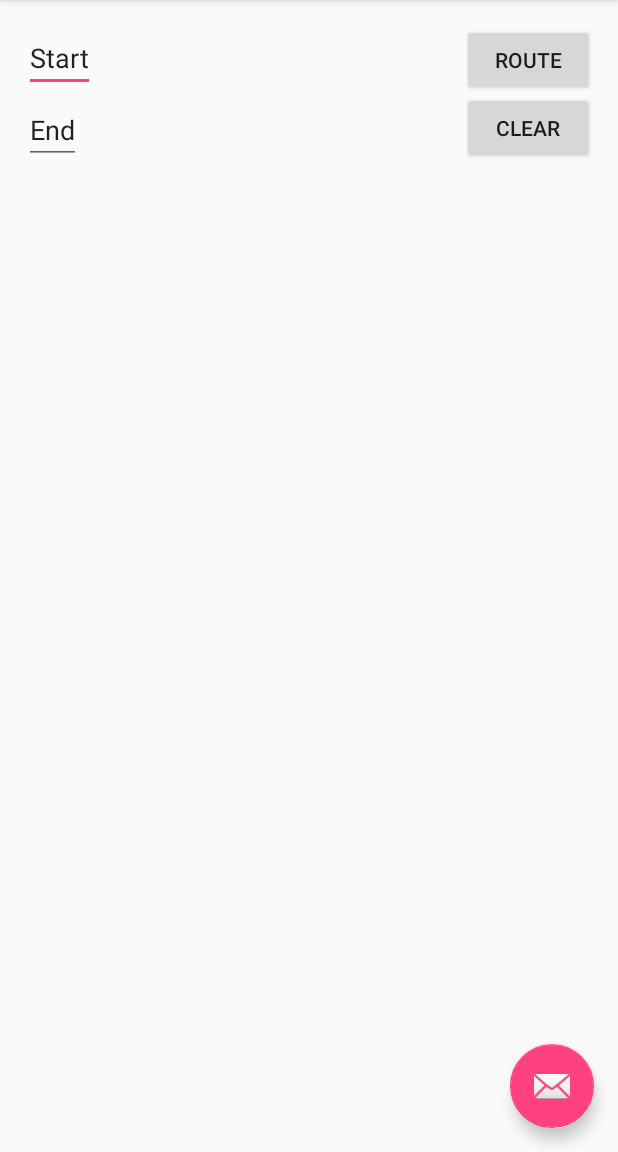
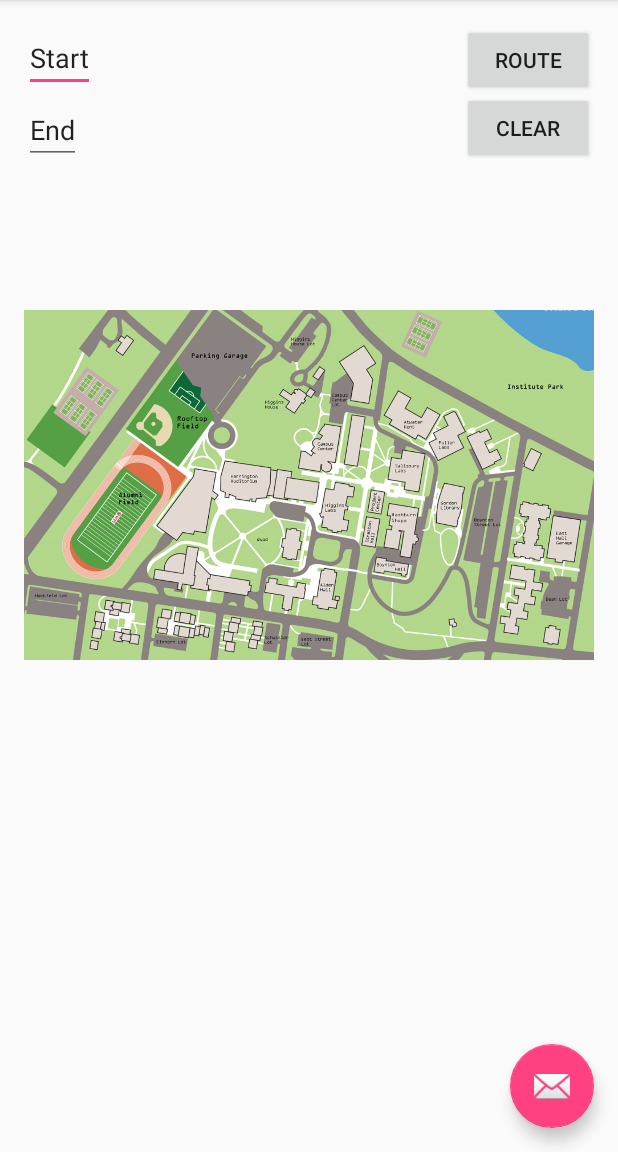
Before and after one commit to apetit2/AndroidStudioTest, an Android app: the screen it shows after launch (MainActivity), on a phone screen of 412 x 824 dp, the part 84-1236 px from its top. Run offline under Robolectric (Android 15) with nearby library versions, the phone set to English and light mode, and no system bars.

Commit message:
Can now view an image on the application, abet a very tiny image resolution wise. I am working on zoom and pan capabilities to allow a user to make the image appear bigger.

```diff
--- a/app/src/main/java/trembleproductions/swift/MainActivity.java
+++ b/app/src/main/java/trembleproductions/swift/MainActivity.java
@@ -8,12 +8,12 @@ import android.support.v7.widget.Toolbar;
 import android.view.View;
 import android.view.Menu;
 import android.view.MenuItem;
-import android.app.Activity;
 import android.content.Intent;
 import android.net.Uri;
 import android.os.Bundle;
 import android.widget.Button;
 import android.widget.EditText;
+import android.widget.ImageView;
 import android.widget.SearchView;
 import android.widget.TextView;
 import android.view.View.OnClickListener;
@@ -26,6 +26,7 @@ public class MainActivity extends AppCompatActivity{
     Button clear;
     EditText startText;
     EditText endText;
+    ImageView imageview;
     //TextView textView;
     //SearchView searchView;
     @Override
@@ -34,6 +35,9 @@ public class MainActivity extends AppCompatActivity{
         setContentView(R.layout.activity_main);
         Toolbar toolbar = (Toolbar) findViewById(R.id.toolbar);
         setSupportActionBar(toolbar);
+        imageview = (ImageView)findViewById(R.id.imageView);
+        imageview.setImageResource(R.drawable.ccm);
+        imageview.setScaleType(ImageView.ScaleType.CENTER_INSIDE);
         addListenerOnRoute();
         addListenerOnClear();
 
--- a/app/src/main/res/layout/content_main.xml
+++ b/app/src/main/res/layout/content_main.xml
@@ -44,4 +44,16 @@
         android:layout_alignParentRight="true"
         android:layout_alignParentEnd="true" />
 
+    <ImageView
+        android:layout_width="wrap_content"
+        android:layout_height="wrap_content"
+        android:id="@+id/imageView"
+        android:scaleType="centerInside"
+        android:src="@drawable/ccm"
+        android:layout_alignParentTop="true"
+        android:layout_alignParentLeft="true"
+        android:layout_alignParentStart="true"
+        android:layout_alignParentRight="true"
+        android:layout_alignParentEnd="true" />
+
 </RelativeLayout>
```
Also changed, not shown: app/src/main/res/drawable/ccm.png (added).
